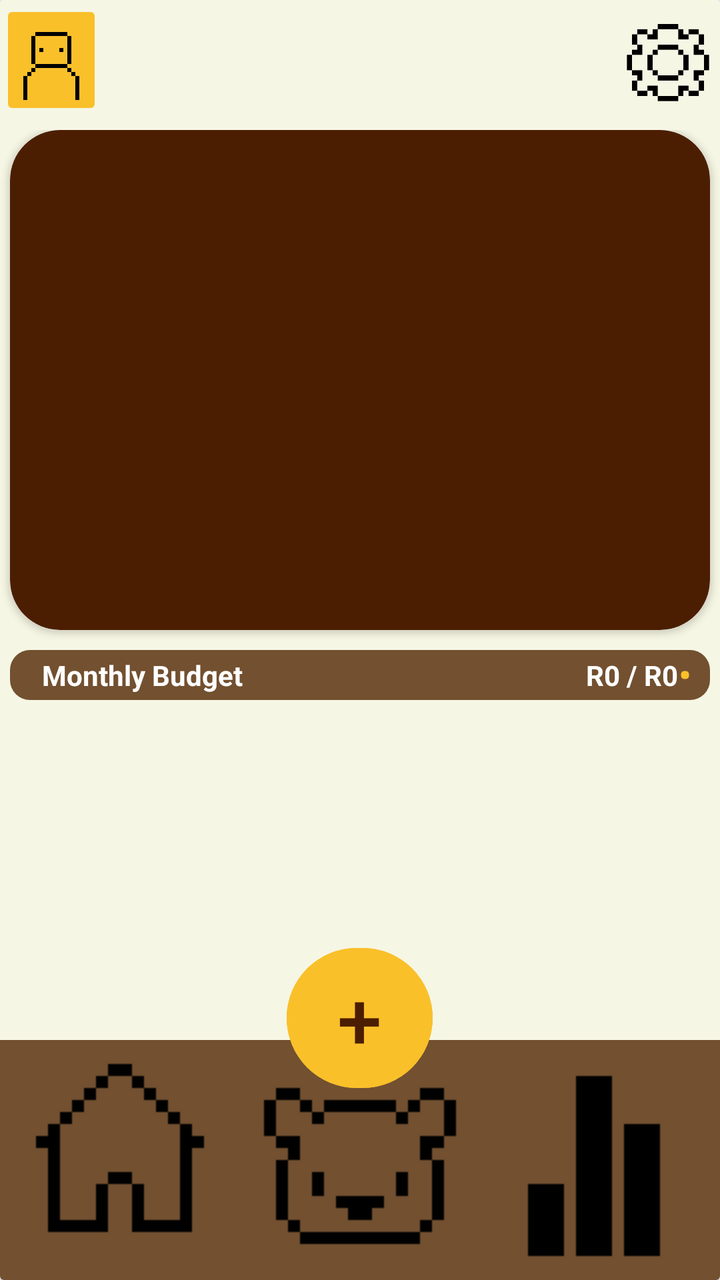
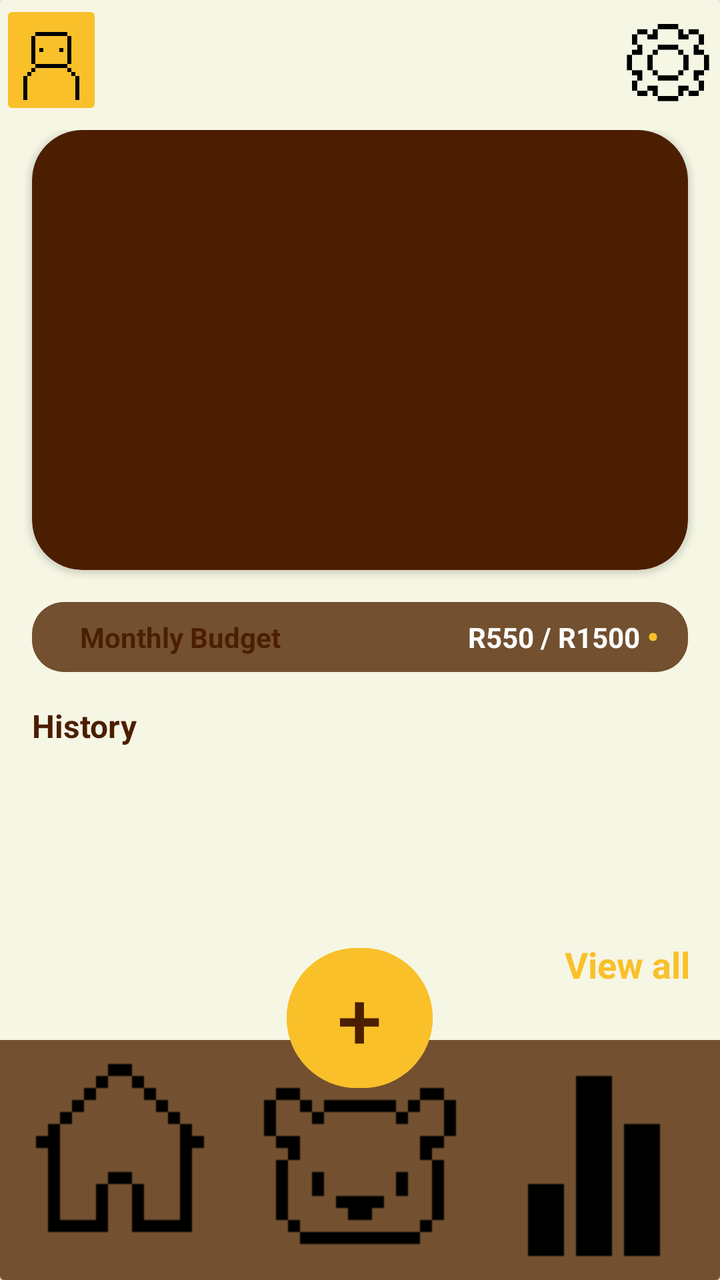

Before-and-after screenshots of an Android layout around one commit, followed by the original layout XML and the change that was made.
<!-- AndroidManifest.xml: application theme Theme.BeeBudgetingLimited -->
<!-- res/layout/activity_home_screen.xml -->
<?xml version="1.0" encoding="utf-8"?>
<androidx.drawerlayout.widget.DrawerLayout xmlns:android="http://schemas.android.com/apk/res/android"
    xmlns:app="http://schemas.android.com/apk/res-auto"
    xmlns:tools="http://schemas.android.com/tools"
    android:id="@+id/main"
    android:layout_width="match_parent"
    android:layout_height="match_parent"
    android:rotation="0"
    android:rotationX="0"
    android:rotationY="0"
    tools:context=".HomeScreen"
    >

    <androidx.cardview.widget.CardView
        android:layout_width="match_parent"
        android:layout_height="wrap_content">

        <LinearLayout
            android:layout_width="match_parent"
            android:layout_height="match_parent"
            android:orientation="vertical"
            android:background="#f6f6e4">

            

            
            <LinearLayout
                android:id="@+id/topBar"
                android:layout_width="match_parent"
                android:layout_height="60dp"
                android:orientation="horizontal">

                <ImageButton
                    android:id="@+id/ProfileBtn"
                    app:srcCompat="@drawable/profileicon"
                    android:scaleType="centerCrop"
                    android:layout_width="0dp"
                    android:layout_height="wrap_content"
                    android:layout_weight="0.2"
                    android:backgroundTint="@color/Bright_yellow" />

                <ImageView
                    android:id="@+id/imageView3"
                    android:layout_width="0dp"
                    android:layout_height="wrap_content"
                    android:layout_weight="1"
                    android:alpha="0"
                    app:srcCompat="@drawable/house" />

                <ImageButton
                    android:id="@+id/Settingsbtn"
                    android:scaleType="fitCenter"
                    android:layout_width="0dp"
                    android:layout_height="match_parent"
                    android:layout_weight="0.2"
                    android:background="@android:color/transparent"
                    app:srcCompat="@drawable/cogicon" />

            </LinearLayout>

        </LinearLayout>

        <androidx.constraintlayout.widget.ConstraintLayout
            android:id="@+id/contentArea"
            android:layout_width="match_parent"
            android:layout_height="500dp"
            android:layout_marginTop="65dp">

            <androidx.cardview.widget.CardView
                android:id="@+id/overviewArea"
                android:layout_width="0dp"
                android:layout_height="250dp"
                android:layout_marginStart="5dp"
                android:layout_marginEnd="5dp"
                android:visibility="visible"
                app:cardBackgroundColor="@color/Dark_brown"
                app:cardCornerRadius="25dp"
                app:layout_constraintTop_toTopOf="parent"
                app:layout_constraintStart_toStartOf="parent"
                app:layout_constraintEnd_toEndOf="parent" />

            <com.google.android.material.progressindicator.LinearProgressIndicator
                android:id="@+id/progressBarBudget"
                android:layout_width="0dp"
                android:layout_height="wrap_content"
                android:layout_marginStart="5dp"
                android:layout_marginEnd="5dp"
                android:layout_marginTop="10dp"
                app:layout_constraintTop_toBottomOf="@+id/overviewArea"
                app:layout_constraintStart_toStartOf="parent"
                app:layout_constraintEnd_toEndOf="parent"
                android:max="100"
                android:progress="50"
                app:trackCornerRadius="10dp"
                app:trackThickness="25dp"
                app:indicatorColor="@color/Bright_yellow"
                app:trackColor="@color/Gray_brown"
                tools:visibility="visible" />

            <TextView
                android:id="@+id/tvBudgetTitle"
                android:layout_width="wrap_content"
                android:layout_height="wrap_content"
                android:layout_marginStart="16dp"
                android:text="Monthly Budget"
                android:textColor="@android:color/white"
                android:textStyle="bold"
                app:layout_constraintBottom_toBottomOf="@id/progressBarBudget"
                app:layout_constraintStart_toStartOf="@id/progressBarBudget"
                app:layout_constraintTop_toTopOf="@id/progressBarBudget" />

            <TextView
                android:id="@+id/tvBudgetAmounts"
                android:layout_width="wrap_content"
                android:layout_height="wrap_content"
                android:layout_marginEnd="16dp"
                android:text="R0 / R0"
                android:textColor="@android:color/white"
                android:textStyle="bold"
                app:layout_constraintBottom_toBottomOf="@id/progressBarBudget"
                app:layout_constraintEnd_toEndOf="@id/progressBarBudget"
                app:layout_constraintTop_toTopOf="@id/progressBarBudget" />

        </androidx.constraintlayout.widget.ConstraintLayout>

        <RelativeLayout
            android:id="@+id/bottomBar"
            android:layout_width="match_parent"
            android:layout_height="170dp"
            android:layout_gravity="bottom">

            <LinearLayout
                android:layout_width="match_parent"
                android:layout_height="match_parent"
                android:gravity="bottom"
                android:orientation="horizontal">

                <ImageButton
                    android:id="@+id/Homebtn"
                    android:layout_width="wrap_content"
                    android:layout_height="wrap_content"
                    android:layout_weight="1"
                    android:background="#725030"
                    app:srcCompat="@drawable/houseicon" />

                <ImageButton
                    android:id="@+id/Barrybtn"
                    android:layout_width="wrap_content"
                    android:layout_height="wrap_content"
                    android:layout_weight="1"
                    android:background="#725030"
                    app:srcCompat="@drawable/bearicon" />

                <ImageButton
                    android:id="@+id/Analyticsbtn"
                    android:layout_width="wrap_content"
                    android:layout_height="wrap_content"
                    android:layout_weight="1"
                    android:background="#725030"
                    app:srcCompat="@drawable/analyticsicon" />

            </LinearLayout>

            <Button
                android:id="@+id/Addbtn"
                android:layout_width="73dp"
                android:layout_height="78dp"
                android:layout_centerHorizontal="true"
                android:layout_marginTop="0dp"

                android:backgroundTint="@color/Bright_yellow"
                android:text="+"
                android:textColor="@color/Dark_brown"
                android:textColorLink="#f2c560"
                android:textSize="40dp" />

        </RelativeLayout>

    </androidx.cardview.widget.CardView>
</androidx.drawerlayout.widget.DrawerLayout>
<!-- resources referenced by this layout -->
<resources>
  <color name="Bright_yellow">#f9c02a</color>
  <color name="Dark_brown">#4c1e01</color>
  <color name="Gray_brown">#725030</color>
  <!-- drawable analyticsicon: png bitmap (drawable, 346 bytes) -->
  <!-- drawable bearicon: png bitmap (drawable, 423 bytes) -->
  <!-- drawable cogicon: png bitmap (drawable, 702 bytes) -->
  <!-- drawable house: png bitmap (drawable, 413934 bytes) -->
  <!-- drawable houseicon: png bitmap (drawable, 405 bytes) -->
  <!-- drawable profileicon: png bitmap (drawable, 471 bytes) -->
  <style name="Theme.BeeBudgetingLimited" parent="Base.Theme.BeeBudgetingLimited" />
  <style name="Base.Theme.BeeBudgetingLimited" parent="Theme.Material3.DayNight.NoActionBar">
          
          
      </style>
</resources>

<!-- the commit's change to res/layout/activity_home_screen.xml (unified diff, before → after) -->
@@ -63,15 +63,17 @@
         <androidx.constraintlayout.widget.ConstraintLayout
             android:id="@+id/contentArea"
             android:layout_width="match_parent"
-            android:layout_height="500dp"
-            android:layout_marginTop="65dp">
-
+            android:layout_height="match_parent"
+            android:layout_marginTop="65dp"
+            android:layout_marginBottom="165dp">
+
+            
             <androidx.cardview.widget.CardView
                 android:id="@+id/overviewArea"
                 android:layout_width="0dp"
-                android:layout_height="250dp"
-                android:layout_marginStart="5dp"
-                android:layout_marginEnd="5dp"
+                android:layout_height="220dp"
+                android:layout_marginStart="16dp"
+                android:layout_marginEnd="16dp"
                 android:visibility="visible"
                 app:cardBackgroundColor="@color/Dark_brown"
                 app:cardCornerRadius="25dp"
@@ -79,31 +81,31 @@
                 app:layout_constraintStart_toStartOf="parent"
                 app:layout_constraintEnd_toEndOf="parent" />
 
+            
             <com.google.android.material.progressindicator.LinearProgressIndicator
                 android:id="@+id/progressBarBudget"
                 android:layout_width="0dp"
                 android:layout_height="wrap_content"
-                android:layout_marginStart="5dp"
-                android:layout_marginEnd="5dp"
-                android:layout_marginTop="10dp"
+                android:layout_marginStart="16dp"
+                android:layout_marginEnd="16dp"
+                android:layout_marginTop="16dp"
                 app:layout_constraintTop_toBottomOf="@+id/overviewArea"
                 app:layout_constraintStart_toStartOf="parent"
                 app:layout_constraintEnd_toEndOf="parent"
                 android:max="100"
                 android:progress="50"
-                app:trackCornerRadius="10dp"
-                app:trackThickness="25dp"
+                app:trackCornerRadius="16dp"
+                app:trackThickness="35dp"
                 app:indicatorColor="@color/Bright_yellow"
-                app:trackColor="@color/Gray_brown"
-                tools:visibility="visible" />
+                app:trackColor="@color/Gray_brown" />
 
             <TextView
                 android:id="@+id/tvBudgetTitle"
                 android:layout_width="wrap_content"
                 android:layout_height="wrap_content"
-                android:layout_marginStart="16dp"
+                android:layout_marginStart="24dp"
                 android:text="Monthly Budget"
-                android:textColor="@android:color/white"
+                android:textColor="@color/Dark_brown"
                 android:textStyle="bold"
                 app:layout_constraintBottom_toBottomOf="@id/progressBarBudget"
                 app:layout_constraintStart_toStartOf="@id/progressBarBudget"
@@ -113,13 +115,41 @@
                 android:id="@+id/tvBudgetAmounts"
                 android:layout_width="wrap_content"
                 android:layout_height="wrap_content"
-                android:layout_marginEnd="16dp"
-                android:text="R0 / R0"
+                android:layout_marginEnd="24dp"
+                android:text="R550 / R1500"
                 android:textColor="@android:color/white"
                 android:textStyle="bold"
                 app:layout_constraintBottom_toBottomOf="@id/progressBarBudget"
                 app:layout_constraintEnd_toEndOf="@id/progressBarBudget"
                 app:layout_constraintTop_toTopOf="@id/progressBarBudget" />
+
+            
+            <TextView
+                android:id="@+id/tvHistoryLabel"
+                android:layout_width="wrap_content"
+                android:layout_height="wrap_content"
+                android:layout_marginStart="16dp"
+                android:layout_marginTop="16dp"
+                android:text="History"
+                android:textColor="@color/Dark_brown"
+                android:textStyle="bold"
+                android:textSize="16sp"
+                app:layout_constraintTop_toBottomOf="@id/progressBarBudget"
+                app:layout_constraintStart_toStartOf="parent" />
+
+            
+            <androidx.recyclerview.widget.RecyclerView
+                android:id="@+id/rvTransactionHistory"
+                android:layout_width="0dp"
+                android:layout_height="0dp"
+                android:layout_marginStart="16dp"
+                android:layout_marginEnd="16dp"
+                android:nestedScrollingEnabled="true"
+                tools:listitem="@layout/item_transaction"
+                app:layout_constraintTop_toBottomOf="@id/tvHistoryLabel"
+                app:layout_constraintBottom_toBottomOf="parent"
+                app:layout_constraintStart_toStartOf="parent"
+                app:layout_constraintEnd_toEndOf="parent" />
 
         </androidx.constraintlayout.widget.ConstraintLayout>
 
@@ -129,6 +159,21 @@
             android:layout_height="170dp"
             android:layout_gravity="bottom">
 
+            <TextView
+                android:id="@+id/tvViewAll"
+                android:layout_width="wrap_content"
+                android:layout_height="wrap_content"
+                android:text="View all"
+                android:textColor="@color/Bright_yellow"
+                android:textSize="18sp"
+                android:textStyle="bold"
+                android:clickable="true"
+                android:focusable="true"
+                android:background="?attr/selectableItemBackground"
+                android:layout_alignParentEnd="true"
+                android:layout_marginEnd="15dp"
+                android:layout_alignParentTop="true"/>
+
             <LinearLayout
                 android:layout_width="match_parent"
                 android:layout_height="match_parent"
@@ -158,6 +203,8 @@
                     android:layout_weight="1"
                     android:background="#725030"
                     app:srcCompat="@drawable/analyticsicon" />
+
+
 
             </LinearLayout>
 
@@ -178,3 +225,56 @@
 
     </androidx.cardview.widget.CardView>
 </androidx.drawerlayout.widget.DrawerLayout>
+<!-- res/layout/item_transaction.xml (included above) -->
+<?xml version="1.0" encoding="utf-8"?>
+<androidx.cardview.widget.CardView xmlns:android="http://schemas.android.com/apk/res/android"
+    xmlns:app="http://schemas.android.com/apk/res-auto"
+    android:layout_width="match_parent"
+    android:layout_height="wrap_content"
+    android:layout_marginVertical="4dp"
+    android:layout_marginHorizontal="5dp"
+    app:cardBackgroundColor="@color/Gray_brown"
+    app:cardCornerRadius="16dp"
+    app:cardElevation="0dp">
+
+    <RelativeLayout
+        android:layout_width="match_parent"
+        android:layout_height="wrap_content"
+        android:padding="16dp">
+
+        
+        <TextView
+            android:id="@+id/tvCategoryTitle"
+            android:layout_width="wrap_content"
+            android:layout_height="wrap_content"
+            android:text="Dining out"
+            android:textColor="@android:color/white"
+            android:textSize="16sp"
+            android:textStyle="bold" />
+
+        
+        <TextView
+            android:id="@+id/tvTransactionNote"
+            android:layout_width="wrap_content"
+            android:layout_height="wrap_content"
+            android:layout_below="@id/tvCategoryTitle"
+            android:layout_marginTop="2dp"
+            android:text="Note: Gift for mom"
+            android:textColor="#C5B395"
+            android:textSize="12sp"
+            android:visibility="gone" />
+
+        
+        <TextView
+            android:id="@+id/tvTransactionAmount"
+            android:layout_width="wrap_content"
+            android:layout_height="wrap_content"
+            android:layout_alignParentEnd="true"
+            android:layout_centerVertical="true"
+            android:text="-R250"
+            android:textColor="@color/Bright_yellow"
+            android:textSize="18sp"
+            android:textStyle="bold" />
+
+    </RelativeLayout>
+</androidx.cardview.widget.CardView>
